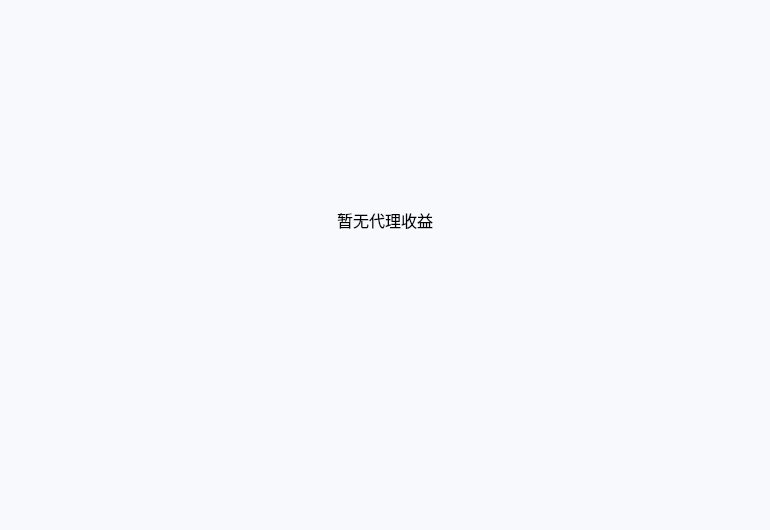
Before: the Qt Designer form LNKWallet/guard/GuardIncomePage.ui in HcashOrg/hx-indicator, drawn with Qt 5.
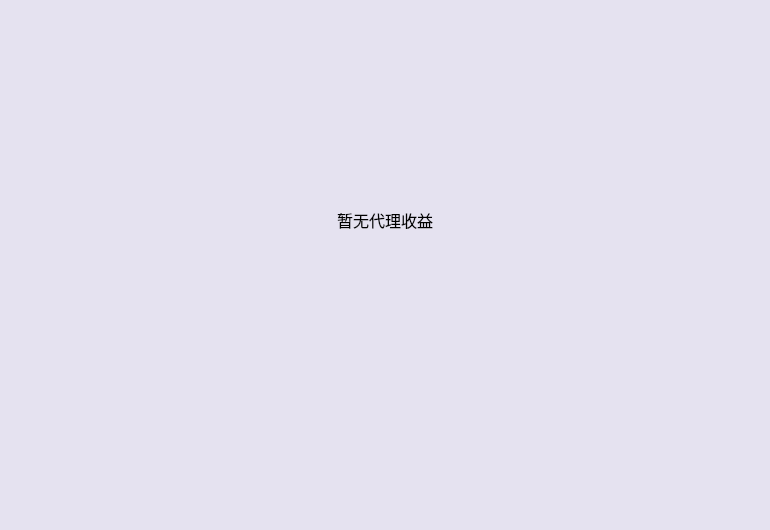
After: the same form once the commit is applied.

The edit to the form file:
```diff
--- a/LNKWallet/guard/GuardIncomePage.ui
+++ b/LNKWallet/guard/GuardIncomePage.ui
@@ -23,7 +23,7 @@
     </rect>
    </property>
    <property name="styleSheet">
-    <string notr="true">background-color: rgb(248,249,253);</string>
+    <string notr="true">background-color: rgb(229,226,240);</string>
    </property>
    <widget class="QLabel" name="label">
     <property name="geometry">
```
